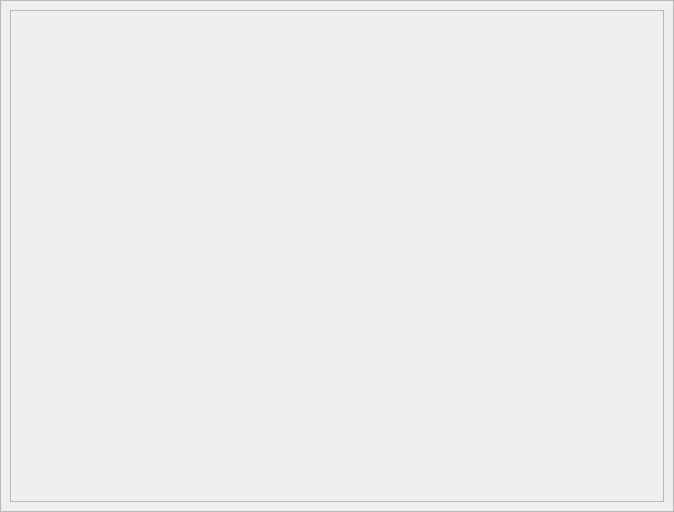
Above: data/ui/containers/image_area.ui from brandonzorn/Nlight before the change. Below: the same form after it.
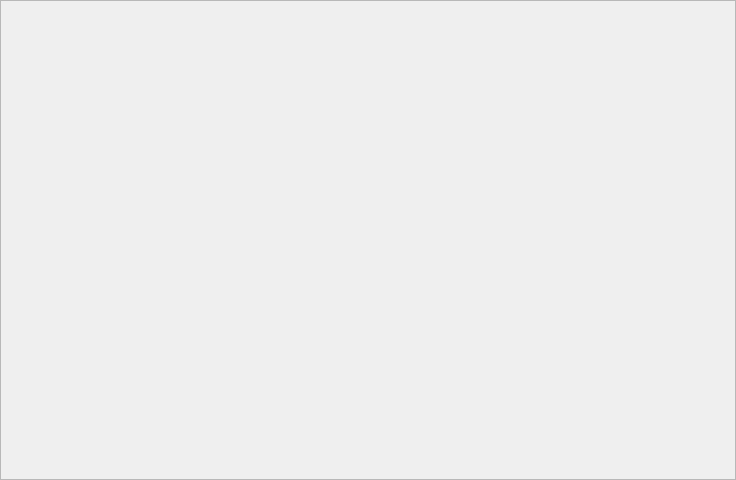
That is the form after the change. Custom widgets are drawn as their Qt base class.

Commit message: refactor: change widgets name in image and text area widgets

The edit to the form file:
```diff
--- a/data/ui/containers/image_area.ui
+++ b/data/ui/containers/image_area.ui
@@ -6,8 +6,8 @@
    <rect>
     <x>0</x>
     <y>0</y>
-    <width>674</width>
-    <height>512</height>
+    <width>736</width>
+    <height>480</height>
    </rect>
   </property>
   <property name="windowTitle">
@@ -35,22 +35,31 @@
       <enum>QFrame::Raised</enum>
      </property>
      <layout class="QHBoxLayout" name="horizontalLayout">
+      <property name="spacing">
+       <number>0</number>
+      </property>
       <property name="leftMargin">
-       <number>9</number>
+       <number>0</number>
       </property>
       <property name="topMargin">
-       <number>9</number>
+       <number>0</number>
       </property>
       <property name="rightMargin">
-       <number>9</number>
+       <number>0</number>
       </property>
       <property name="bottomMargin">
-       <number>9</number>
+       <number>0</number>
       </property>
       <item>
        <widget class="ScrollArea" name="scrollArea">
         <property name="focusPolicy">
-         <enum>Qt::NoFocus</enum>
+         <enum>Qt::FocusPolicy::NoFocus</enum>
+        </property>
+        <property name="frameShape">
+         <enum>QFrame::Shape::NoFrame</enum>
+        </property>
+        <property name="frameShadow">
+         <enum>QFrame::Shadow::Plain</enum>
         </property>
         <property name="verticalScrollBarPolicy">
          <enum>Qt::ScrollBarAlwaysOff</enum>
@@ -66,11 +75,14 @@
           <rect>
            <x>0</x>
            <y>0</y>
-           <width>652</width>
-           <height>490</height>
+           <width>732</width>
+           <height>476</height>
           </rect>
          </property>
          <layout class="QHBoxLayout" name="horizontalLayout_2">
+          <property name="spacing">
+           <number>0</number>
+          </property>
           <property name="leftMargin">
            <number>0</number>
           </property>
@@ -84,10 +96,7 @@
            <number>0</number>
           </property>
           <item>
-           <widget class="QLabel" name="img_lbl">
-            <property name="text">
-             <string/>
-            </property>
+           <widget class="QLabel" name="imageLabel">
             <property name="alignment">
              <set>Qt::AlignHCenter|Qt::AlignTop</set>
             </property>
```
Left out of the diff: 21 changed lines with no effect on the pictures. The commit also changes 5 other files.
